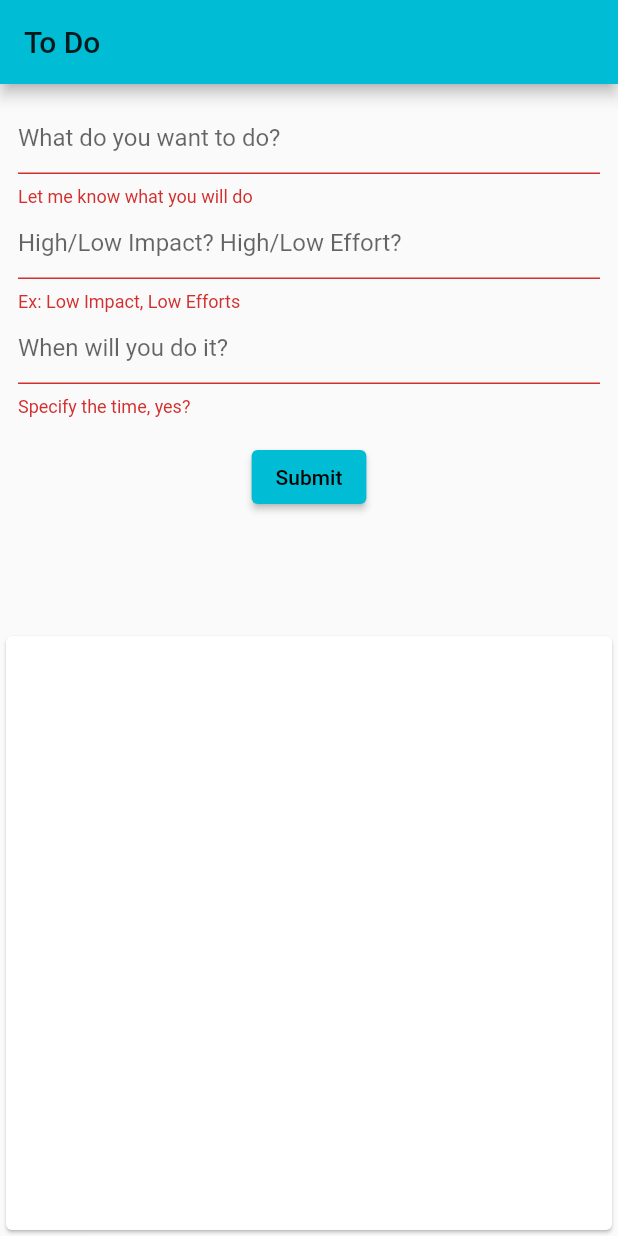
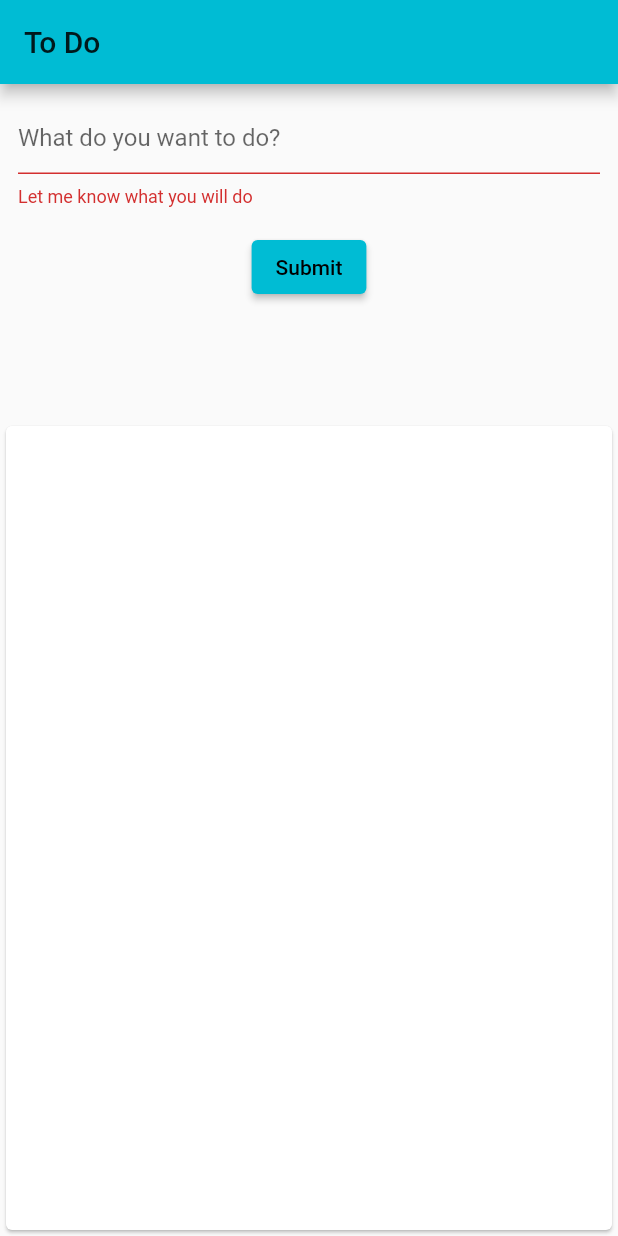
Before and after one commit to adil819/mobile-bookshop, a Flutter app: the screen it shows after launch, after a tap on "Submit", on a phone screen of 412 x 824 dp. Run offline on Flutter 3.47's test engine with Material 2 defaults, Android fonts, the phone set to English and light mode, and no system bars; our stand-ins replace form_field_validator.

```diff
--- a/lib/main.dart
+++ b/lib/main.dart
@@ -1,8 +1,9 @@
 import 'package:flutter/material.dart';
-import 'to_do_screen.dart';
+import 'package:flutter_day_one/to_do_screen.dart';
+import 'package:flutter_day_one/to_do_detail.dart';
 
 void main() {
-  runApp(MyApp());
+  runApp(const MyApp());
 }
 
 class MyApp extends StatelessWidget {
--- a/lib/to_do_detail.dart
+++ b/lib/to_do_detail.dart
@@ -1,10 +1,17 @@
+import 'package:flutter/material.dart';
+
 class ToDoDetail extends StatelessWidget {
   const ToDoDetail({Key? key}) : super(key: key);
 
   @override
   Widget build(BuildContext context) {
-    return Container(
-
-    );
+    return SafeArea(child: Scaffold(
+      appBar: AppBar(title: Text('To Do Detail'),),
+      body: Container(
+        child: TextButton(child: Text('Back'), onPressed: (){
+          Navigator.pop(context);
+        }),
+      ),
+    ));
   }
 }
--- a/lib/to_do_screen.dart
+++ b/lib/to_do_screen.dart
@@ -1,4 +1,7 @@
 import 'package:flutter/material.dart';
+import 'package:flutter_day_one/to_do_detail.dart';
+import 'package:flutter_day_one/widget/text_field_widget.dart';
+import 'package:form_field_validator/form_field_validator.dart';
 
 class ToDo{
   int id;
@@ -71,9 +74,17 @@ class _ToDoScreenState extends State<ToDoScreen> {
                   key: _formKey,
                   child: Column(
                     children: [
-                      textFormField(toDoName, 'What do you want to do?', 'Let me know what you will do'),
-                      textFormField(toDoDesc, 'High/Low Impact? High/Low Effort?', 'Ex: Low Impact, Low Efforts'),
-                      textFormField(toDoTime, 'When will you do it?', 'Specify the time, yes?'),
+                      TextFieldWidget(
+                        con: toDoName,
+                        hint: 'What do you want to do?',
+                        validate: MultiValidator([
+                          RequiredValidator(errorText: 'Let me know what you will do'),
+                          MinLengthValidator(5, errorText: '5 min char')
+                        ]),
+                      ),
+                      // textFormField(toDoName, 'What do you want to do?', 'Let me know what you will do'),
+                      // textFormField(toDoDesc, 'High/Low Impact? High/Low Effort?', 'Ex: Low Impact, Low Efforts'),
+                      // textFormField(toDoTime, 'When will you do it?', 'Specify the time, yes?'),
                       Padding(
                         padding: const EdgeInsets.all(16.0),
                         child: ElevatedButton(onPressed: (){
@@ -158,7 +169,11 @@ class _ToDoScreenState extends State<ToDoScreen> {
                                               ),
                                             ),
                                           ]
-                                        )
+                                        ),
+                                        onTap: (){
+                                          // Navigator.pushNamed(context, '/detail');
+                                          Navigator.push(context, MaterialPageRoute(builder: (context) => ToDoDetail()));
+                                        },
                                       ),
                                     ),
                                   ],
--- /dev/null
+++ b/lib/widget/text_field_widget.dart
@@ -0,0 +1,23 @@
+import 'package:flutter/material.dart';
+
+class TextFieldWidget extends StatelessWidget {
+  final TextEditingController con;
+  final String? hint;
+  String? Function(String? value)? validate;
+  TextFieldWidget({ Key? key ,
+  required this.con,
+  this.hint,
+  this.validate
+  }) : super(key: key);
+
+  @override
+  Widget build(BuildContext context) {
+    return Container(
+      child: TextFormField(
+        controller: con,
+        decoration: InputDecoration(hintText: hint),
+        validator: validate
+      ),
+    );
+  }
+}
--- a/pubspec.yaml
+++ b/pubspec.yaml
@@ -29,6 +29,9 @@ environment:
 dependencies:
   flutter:
     sdk: flutter
+  form_field_validator: ^1.1.0
+  intl: ^0.17.0
+
 
 
   # The following adds the Cupertino Icons font to your application.
```
Also changed, not shown: pubspec.lock.
